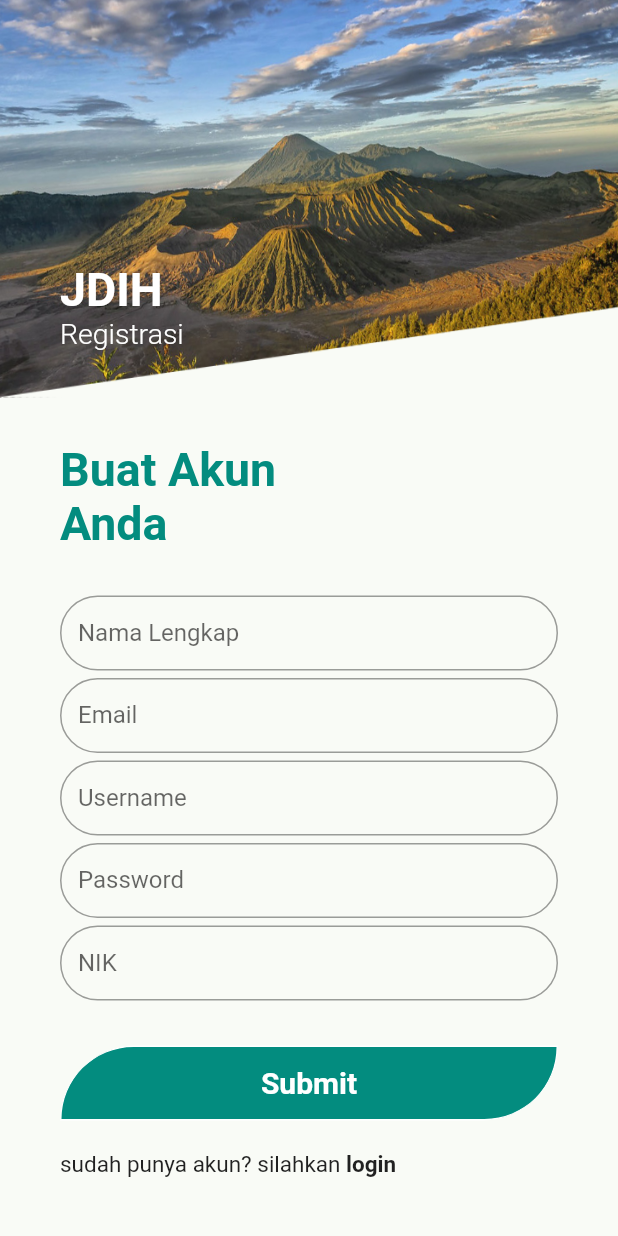
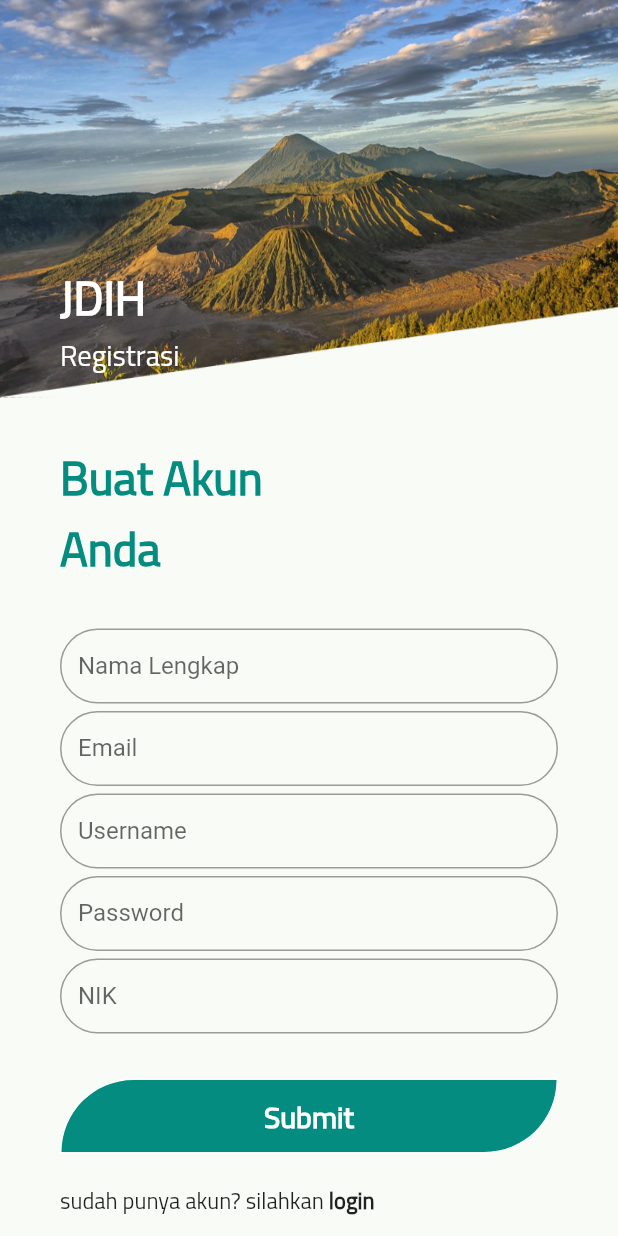
Before and after one commit to renalazy/jdih_app, a Flutter app: the RegisterPage screen opened directly, on a phone screen of 412 x 824 dp. Run offline on Flutter 3.47's test engine with Material 2 defaults, Android fonts, the phone set to English and light mode, and no system bars.

Commit message:
fonts changed

```diff
--- a/lib/register.dart
+++ b/lib/register.dart
@@ -55,7 +55,8 @@ class _RegisterPageState extends State<RegisterPage> {
                             style: TextStyle(
                                 fontWeight: FontWeight.bold,
                                 fontSize: 31.0,
-                                color: Colors.white),
+                                color: Colors.white,
+                                fontFamily: 'TitilliumWeb'),
                           ),
                         ),
                         Container(
@@ -65,7 +66,8 @@ class _RegisterPageState extends State<RegisterPage> {
                             style: TextStyle(
                                 fontSize: 19.0,
                                 color: Colors.white,
-                                fontWeight: FontWeight.w300),
+                                fontWeight: FontWeight.w300,
+                                fontFamily: 'TitilliumWeb'),
                           ),
                         ),
                       ],
@@ -81,10 +83,10 @@ class _RegisterPageState extends State<RegisterPage> {
                         child: Text(
                           'Buat Akun \nAnda',
                           style: TextStyle(
-                            fontWeight: FontWeight.bold,
-                            fontSize: 31.0,
-                            color: Color(0xFF038C7F),
-                          ),
+                              fontWeight: FontWeight.bold,
+                              fontSize: 31.0,
+                              color: Color(0xFF038C7F),
+                              fontFamily: 'TitilliumWeb'),
                         ),
                       ),
                       SizedBox(height: 30.0),
@@ -215,7 +217,8 @@ class _RegisterPageState extends State<RegisterPage> {
                               style: TextStyle(
                                   fontSize: 20.0,
                                   fontWeight: FontWeight.bold,
-                                  color: Colors.white),
+                                  color: Colors.white,
+                                  fontFamily: 'TitilliumWeb'),
                             ),
                           ),
                         ),
@@ -228,8 +231,7 @@ class _RegisterPageState extends State<RegisterPage> {
                             child: Text(
                               'sudah punya akun? silahkan ',
                               style: TextStyle(
-                                fontSize: 15.0,
-                              ),
+                                  fontSize: 15.0, fontFamily: 'TitilliumWeb'),
                             ),
                           ),
                           GestureDetector(
@@ -244,6 +246,7 @@ class _RegisterPageState extends State<RegisterPage> {
                                 'login',
                                 style: TextStyle(
                                     fontSize: 15.0,
+                                    fontFamily: 'TitilliumWeb',
                                     fontWeight: FontWeight.bold),
                               ),
                             ),
```
Also changed, not shown: lib/forget_password.dart (+7 -2 lines), lib/main.dart (+7 -7 lines).
